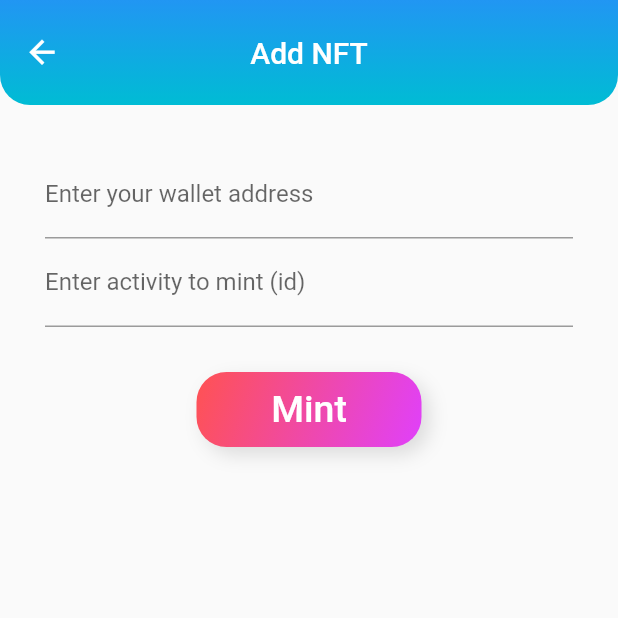
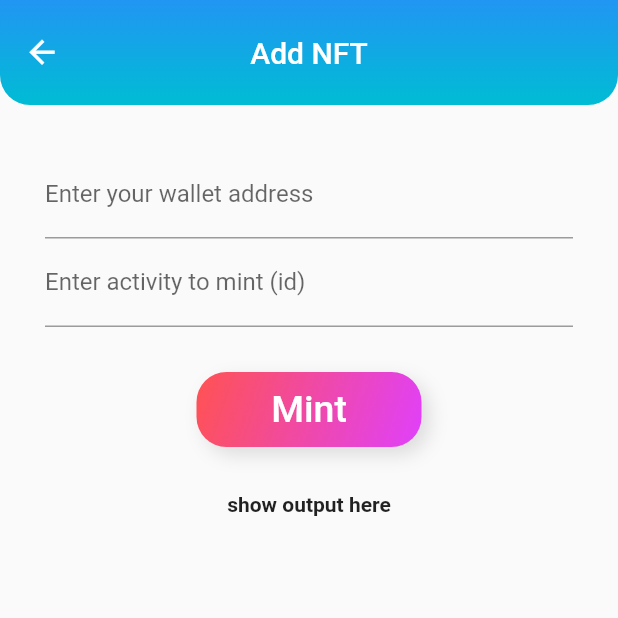
Before and after one commit to kishorpandya2210/run_app, a Flutter app: the ConnectWallet screen opened by its route, after a tap on "Add new NFTs", after a tap on "Mint", on a phone screen of 412 x 824 dp, the top half of it. Run offline on Flutter 3.47's test engine with Material 2 defaults, Android fonts, the phone set to English and light mode, and no system bars; missing offline and left inert: strava_flutter; network calls fail.

Commit message:
Added Het's changes

```diff
--- a/lib/connect_wallet.dart
+++ b/lib/connect_wallet.dart
@@ -42,6 +42,15 @@ class _ConnectWalletState extends State<ConnectWallet> {
             color: Colors.white,
             iconSize: 25,
             onPressed: () {},
+          ),
+          IconButton(
+            icon: Icon(Icons.info),
+            color: Colors.white,
+            iconSize: 25,
+            tooltip: 'Profile info',
+            onPressed: () {
+              Navigator.pushNamed(context, '/profile');
+            },
           ),
         ],
         backgroundColor: Colors.transparent,
--- a/lib/mint_page.dart
+++ b/lib/mint_page.dart
@@ -1,8 +1,11 @@
+import 'dart:convert';
+
 import 'package:flutter/material.dart';
 import 'package:flutter/services.dart';
 import 'package:strava_flutter/Models/token.dart';
 import 'package:strava_flutter/strava.dart';
 import './secret.dart';
+import 'package:http/http.dart' as http;
 
 class MintPage extends StatefulWidget {
   const MintPage({Key key}) : super(key: key);
@@ -14,8 +17,35 @@ class MintPage extends StatefulWidget {
 }
 
 class _MintPageState extends State<MintPage> {
+  TextEditingController walletInput = TextEditingController();
+  TextEditingController idInput = TextEditingController();
+  TextEditingController apilog = TextEditingController();
+
   Future<Token> token;
   final strava = Strava(true, secret);
+
+  var response;
+  var responseString = "";
+
+  Future<void> fetchData() async {
+    var localToken = await strava.getStoredToken();
+    String at = localToken.accessToken;
+
+    final response = await http.post(
+      Uri.parse("https://delta-runft.herokuapp.com/api/token/mint/" +
+          walletInput.text +
+          "/" +
+          idInput.text),
+      headers: <String, String>{
+        'Content-Type': 'application/json; charset=UTF-8',
+      },
+      body: jsonEncode(<String, String>{"accessToken": at}),
+    );
+
+    final responseJson = jsonDecode(response.body);
+    print(responseJson);
+    responseString = responseJson.toString();
+  }
 
   @override
   Widget build(BuildContext context) {
@@ -53,21 +83,34 @@ class _MintPageState extends State<MintPage> {
         child: Column(
           children: [
             TextFormField(
+              controller: walletInput,
               decoration: const InputDecoration(
                 border: UnderlineInputBorder(),
                 labelText: 'Enter your wallet address',
               ),
+              onChanged: (value) {
+                setState(() {
+                  walletInput.text = value.toString();
+                });
+              },
             ),
             TextFormField(
+              controller: idInput,
               decoration: const InputDecoration(
                 border: UnderlineInputBorder(),
                 labelText: 'Enter activity to mint (id)',
               ),
+              onChanged: (value) {
+                setState(() {
+                  idInput.text = value.toString();
+                });
+              },
             ),
             FlatButton(
               padding: const EdgeInsets.all(30),
               onPressed: () {
-                //Add new NFT to wallet
+                fetchData();
+                print("was cliekd");
               },
               child: Container(
                 width: 150,
@@ -99,6 +142,12 @@ class _MintPageState extends State<MintPage> {
                 ),
               ),
             ),
+            Text(
+              "show output here",
+              textAlign: TextAlign.center,
+              overflow: TextOverflow.ellipsis,
+              style: const TextStyle(fontWeight: FontWeight.bold),
+            )
           ],
         ),
       ),
```
